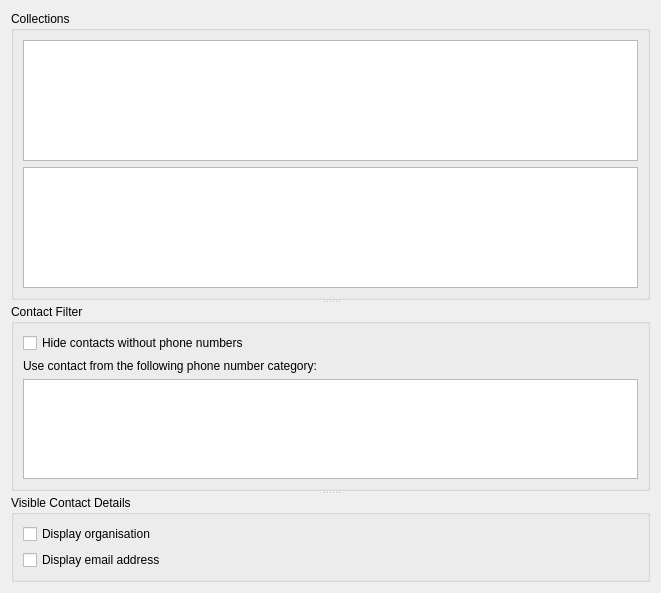
KDE/ring-kde, file src/conf/dlgaddressbookbase.ui: the form before one commit.
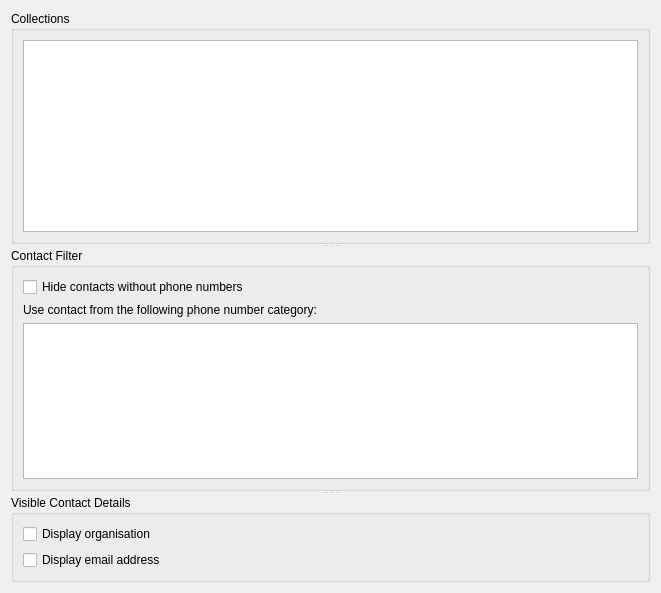
The form after the commit.

Commit message: [ #47726 ] Fix support for selecting contact collections

What changed in the file:
```diff
--- a/src/conf/dlgaddressbookbase.ui
+++ b/src/conf/dlgaddressbookbase.ui
@@ -20,23 +20,26 @@
       <enum>Qt::Vertical</enum>
      </property>
      <widget class="QGroupBox" name="groupBox_2">
+      <property name="sizePolicy">
+       <sizepolicy hsizetype="Preferred" vsizetype="MinimumExpanding">
+        <horstretch>0</horstretch>
+        <verstretch>0</verstretch>
+       </sizepolicy>
+      </property>
       <property name="title">
        <string>Collections</string>
       </property>
       <layout class="QVBoxLayout" name="verticalLayout_4">
        <item>
-        <widget class="QTreeView" name="collections">
-         <property name="dragEnabled">
-          <bool>false</bool>
-         </property>
-         <property name="autoExpandDelay">
-          <number>0</number>
+        <widget class="QTreeView" name="m_pItemBackendW">
+         <property name="sizePolicy">
+          <sizepolicy hsizetype="Expanding" vsizetype="MinimumExpanding">
+           <horstretch>0</horstretch>
+           <verstretch>0</verstretch>
+          </sizepolicy>
          </property>
         </widget>
        </item>
-       <item>
-        <widget class="QTreeView" name="m_pItemBackendW"/>
-       </item>
       </layout>
      </widget>
      <widget class="QGroupBox" name="groupBox">
```
The commit also changes 13 other files.
